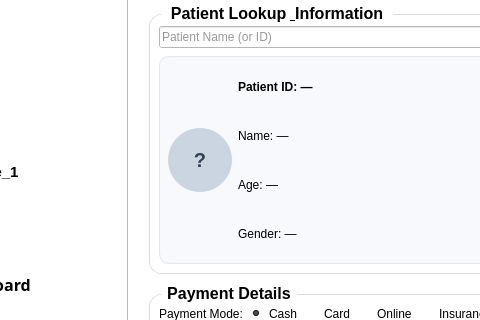
This is receptionistwindow.ui in princuthapa/AXON_HMS as Qt 5 draws it before an edit; both pictures show x 153 to 633 and y 88 to 408 of the 1280 by 720 pixel window. The edited form follows.
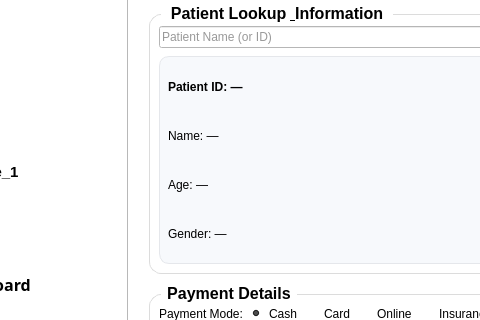
This is the edited form. The open tabs and pages were chosen to show the change. Icons and pictures are not drawn.

Commit message: logic for billing page.

```diff
--- a/receptionistwindow.ui
+++ b/receptionistwindow.ui
@@ -1956,31 +1956,6 @@
 }</string>
                 </property>
                 <layout class="QHBoxLayout" name="billingPatientCardLayout">
-                 <item>
-                  <widget class="QLabel" name="billingPatientAvatar">
-                   <property name="minimumSize">
-                    <size>
-                     <width>64</width>
-                     <height>64</height>
-                    </size>
-                   </property>
-                   <property name="maximumSize">
-                    <size>
-                     <width>64</width>
-                     <height>64</height>
-                    </size>
-                   </property>
-                   <property name="styleSheet">
-                    <string notr="true">background-color:#cbd5e1;border-radius:32px;color:#334155;font-weight:bold;font-size:20px;</string>
-                   </property>
-                   <property name="text">
-                    <string>?</string>
-                   </property>
-                   <property name="alignment">
-                    <set>Qt::AlignmentFlag::AlignCenter</set>
-                   </property>
-                  </widget>
-                 </item>
                  <item>
                   <layout class="QVBoxLayout" name="billingPatientInfoLayout">
                    <item>
```
Left out of the diff: 8 changed lines with no effect on the pictures. The commit also changes 6 other files.
